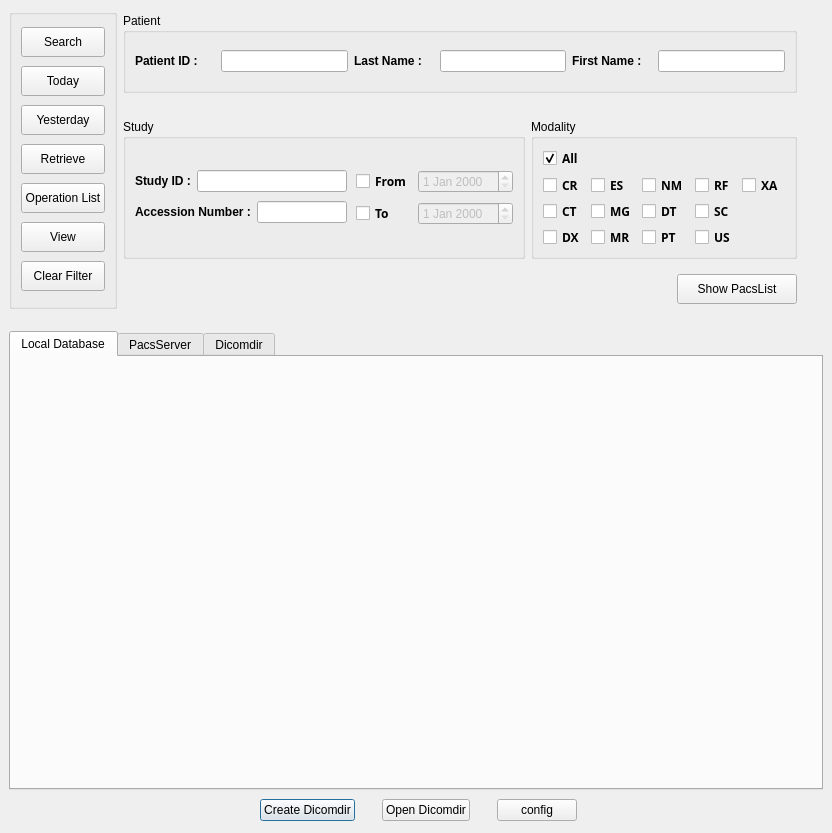
Qt form starviewer/src/interface/queryscreenbase.ui (starviewer-medical/starviewer) before a commit.
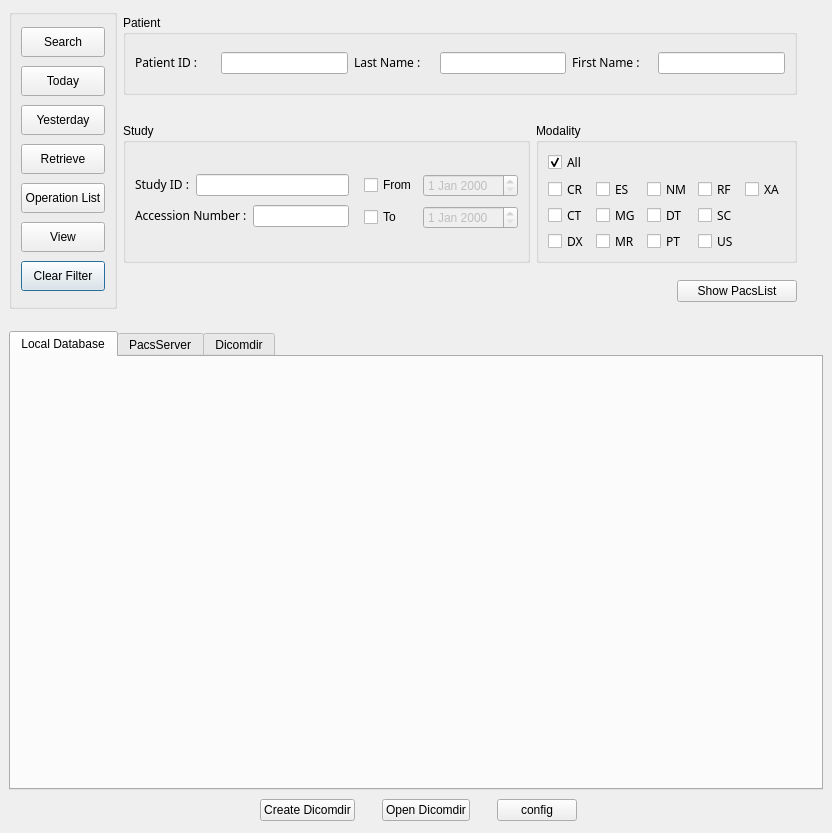
The same form after that commit. Custom widgets are drawn as their Qt base class.

Commit message: BUG: Corretgits errors dls layouts de QConfigurationScreenBase i QueryScreenBase

Diff of the .ui file:
```diff
--- a/starviewer/src/interface/queryscreenbase.ui
+++ b/starviewer/src/interface/queryscreenbase.ui
@@ -37,117 +37,6 @@
     <number>6</number>
    </property>
    <item row="3" column="0" >
-    <layout class="QHBoxLayout" >
-     <property name="margin" >
-      <number>0</number>
-     </property>
-     <property name="spacing" >
-      <number>6</number>
-     </property>
-     <item>
-      <spacer>
-       <property name="orientation" >
-        <enum>Qt::Horizontal</enum>
-       </property>
-       <property name="sizeType" >
-        <enum>QSizePolicy::Expanding</enum>
-       </property>
-       <property name="sizeHint" >
-        <size>
-         <width>251</width>
-         <height>28</height>
-        </size>
-       </property>
-      </spacer>
-     </item>
-     <item>
-      <widget class="QPushButton" name="m_buttonCreateDicomdir" >
-       <property name="text" >
-        <string>Create Dicomdir</string>
-       </property>
-      </widget>
-     </item>
-     <item>
-      <spacer>
-       <property name="orientation" >
-        <enum>Qt::Horizontal</enum>
-       </property>
-       <property name="sizeType" >
-        <enum>QSizePolicy::Fixed</enum>
-       </property>
-       <property name="sizeHint" >
-        <size>
-         <width>21</width>
-         <height>28</height>
-        </size>
-       </property>
-      </spacer>
-     </item>
-     <item>
-      <widget class="QPushButton" name="m_buttonOpenDicomdir" >
-       <property name="text" >
-        <string>Open Dicomdir</string>
-       </property>
-      </widget>
-     </item>
-     <item>
-      <spacer>
-       <property name="orientation" >
-        <enum>Qt::Horizontal</enum>
-       </property>
-       <property name="sizeType" >
-        <enum>QSizePolicy::Fixed</enum>
-       </property>
-       <property name="sizeHint" >
-        <size>
-         <width>21</width>
-         <height>28</height>
-        </size>
-       </property>
-      </spacer>
-     </item>
-     <item>
-      <widget class="QPushButton" name="m_buttonConfig" >
-       <property name="text" >
-        <string>config</string>
-       </property>
-      </widget>
-     </item>
-     <item>
-      <spacer>
-       <property name="orientation" >
-        <enum>Qt::Horizontal</enum>
-       </property>
-       <property name="sizeType" >
-        <enum>QSizePolicy::Expanding</enum>
-       </property>
-       <property name="sizeHint" >
-        <size>
-         <width>211</width>
-         <height>28</height>
-        </size>
-       </property>
-      </spacer>
-     </item>
-    </layout>
-   </item>
-   <item row="1" column="0" >
-    <spacer>
-     <property name="orientation" >
-      <enum>Qt::Vertical</enum>
-     </property>
-     <property name="sizeType" >
-      <enum>QSizePolicy::Fixed</enum>
-     </property>
-     <property name="sizeHint" >
-      <size>
-       <width>814</width>
-       <height>16</height>
-      </size>
-     </property>
-    </spacer>
-   </item>
-   <item row="2" column="0" >
     <widget class="QTabWidget" name="m_tab" >
      <property name="enabled" >
       <bool>true</bool>
@@ -566,8 +455,19 @@
                   <height>0</height>
                  </size>
                 </property>
+                <property name="font" >
+                 <font>
+                  <family>Sans Serif</family>
+                  <pointsize>9</pointsize>
+                  <weight>50</weight>
+                  <italic>false</italic>
+                  <bold>false</bold>
+                  <underline>false</underline>
+                  <strikeout>false</strikeout>
+                 </font>
+                </property>
                 <property name="text" >
-                 <string>&lt;b>Patient ID :&lt;/b></string>
+                 <string>&lt;html>&lt;head>&lt;meta name="qrichtext" content="1" />&lt;/head>&lt;body style=" white-space: pre-wrap; font-family:Sans Serif; font-size:9pt; font-weight:400; font-style:normal; text-decoration:none;">&lt;p style=" margin-top:0px; margin-bottom:0px; margin-left:0px; margin-right:0px; -qt-block-indent:0; text-indent:0px;">Patient ID :&lt;/p>&lt;/body>&lt;/html></string>
                 </property>
                </widget>
               </item>
@@ -590,7 +490,7 @@
                  </size>
                 </property>
                 <property name="text" >
-                 <string>&lt;b>Last Name :&lt;/b></string>
+                 <string>&lt;html>&lt;head>&lt;meta name="qrichtext" content="1" />&lt;/head>&lt;body style=" white-space: pre-wrap; font-family:Sans Serif; font-size:9pt; font-weight:400; font-style:normal; text-decoration:none;">&lt;p style=" margin-top:0px; margin-bottom:0px; margin-left:0px; margin-right:0px; -qt-block-indent:0; text-indent:0px;">Last Name :&lt;/p>&lt;/body>&lt;/html></string>
                 </property>
                </widget>
               </item>
@@ -613,7 +513,7 @@
                  </size>
                 </property>
                 <property name="text" >
-                 <string>&lt;b>First Name :&lt;/b></string>
+                 <string>&lt;html>&lt;head>&lt;meta name="qrichtext" content="1" />&lt;/head>&lt;body style=" white-space: pre-wrap; font-family:Sans Serif; font-size:9pt; font-weight:400; font-style:normal; text-decoration:none;">&lt;p style=" margin-top:0px; margin-bottom:0px; margin-left:0px; margin-right:0px; -qt-block-indent:0; text-indent:0px;">First Name :&lt;/p>&lt;/body>&lt;/html></string>
                 </property>
                </widget>
               </item>
@@ -700,17 +600,6 @@
                 </property>
                 <item row="0" column="0" >
                  <widget class="QCheckBox" name="m_checkFrom" >
-                  <property name="font" >
-                   <font>
-                    <family>Sans Serif</family>
-                    <pointsize>9</pointsize>
-                    <weight>75</weight>
-                    <italic>false</italic>
-                    <bold>true</bold>
-                    <underline>false</underline>
-                    <strikeout>false</strikeout>
-                   </font>
-                  </property>
                   <property name="text" >
                    <string>From</string>
                   </property>
@@ -750,17 +639,6 @@
                 </item>
                 <item row="1" column="0" >
                  <widget class="QCheckBox" name="m_checkTo" >
-                  <property name="font" >
-                   <font>
-                    <family>Sans Serif</family>
-                    <pointsize>9</pointsize>
-                    <weight>75</weight>
-                    <italic>false</italic>
-                    <bold>true</bold>
-                    <underline>false</underline>
-                    <strikeout>false</strikeout>
-                   </font>
-                  </property>
                   <property name="text" >
                    <string>To</string>
                   </property>
@@ -779,7 +657,7 @@
                 <item row="0" column="0" >
                  <widget class="QLabel" name="textLabel5_3" >
                   <property name="text" >
-                   <string>&lt;b>Study ID :&lt;/b></string>
+                   <string>&lt;html>&lt;head>&lt;meta name="qrichtext" content="1" />&lt;/head>&lt;body style=" white-space: pre-wrap; font-family:Sans Serif; font-size:9pt; font-weight:400; font-style:normal; text-decoration:none;">&lt;p style=" margin-top:0px; margin-bottom:0px; margin-left:0px; margin-right:0px; -qt-block-indent:0; text-indent:0px;">Study ID :&lt;/p>&lt;/body>&lt;/html></string>
                   </property>
                  </widget>
                 </item>
@@ -796,7 +674,7 @@
                 <item row="1" column="0" colspan="2" >
                  <widget class="QLabel" name="textLabel6_3" >
                   <property name="text" >
-                   <string>&lt;b>Accession Number :&lt;/b></string>
+                   <string>&lt;html>&lt;head>&lt;meta name="qrichtext" content="1" />&lt;/head>&lt;body style=" white-space: pre-wrap; font-family:Sans Serif; font-size:9pt; font-weight:400; font-style:normal; text-decoration:none;">&lt;p style=" margin-top:0px; margin-bottom:0px; margin-left:0px; margin-right:0px; -qt-block-indent:0; text-indent:0px;">Accession Number :&lt;/p>&lt;/body>&lt;/html></string>
                   </property>
                  </widget>
                 </item>
@@ -847,9 +725,9 @@
                    <font>
                     <family>Sans Serif</family>
                     <pointsize>9</pointsize>
-                    <weight>75</weight>
+                    <weight>50</weight>
                     <italic>false</italic>
-                    <bold>true</bold>
+                    <bold>false</bold>
                     <underline>false</underline>
                     <strikeout>false</strikeout>
                    </font>
@@ -868,9 +746,9 @@
                    <font>
                     <family>Sans Serif</family>
                     <pointsize>9</pointsize>
-                    <weight>75</weight>
+                    <weight>50</weight>
                     <italic>false</italic>
-                    <bold>true</bold>
+                    <bold>false</bold>
                     <underline>false</underline>
                     <strikeout>false</strikeout>
                    </font>
@@ -889,9 +767,9 @@
                    <font>
                     <family>Sans Serif</family>
                     <pointsize>9</pointsize>
-                    <weight>75</weight>
+                    <weight>50</weight>
                     <italic>false</italic>
-                    <bold>true</bold>
+                    <bold>false</bold>
                     <underline>false</underline>
                     <strikeout>false</strikeout>
                    </font>
@@ -913,9 +791,9 @@
                    <font>
                     <family>Sans Serif</family>
                     <pointsize>9</pointsize>
-                    <weight>75</weight>
+                    <weight>50</weight>
                     <italic>false</italic>
-                    <bold>true</bold>
+                    <bold>false</bold>
                     <underline>false</underline>
                     <strikeout>false</strikeout>
                    </font>
@@ -931,9 +809,9 @@
                    <font>
                     <family>Sans Serif</family>
                     <pointsize>9</pointsize>
-                    <weight>75</weight>
+                    <weight>50</weight>
                     <italic>false</italic>
-                    <bold>true</bold>
+                    <bold>false</bold>
                     <underline>false</underline>
                     <strikeout>false</strikeout>
                    </font>
@@ -955,9 +833,9 @@
                    <font>
                     <family>Sans Serif</family>
                     <pointsize>9</pointsize>
-                    <weight>75</weight>
+                    <weight>50</weight>
                     <italic>false</italic>
-                    <bold>true</bold>
+                    <bold>false</bold>
                     <underline>false</underline>
                     <strikeout>false</strikeout>
                    </font>
@@ -973,9 +851,9 @@
                    <font>
                     <family>Sans Serif</family>
                     <pointsize>9</pointsize>
-                    <weight>75</weight>
+                    <weight>50</weight>
                     <italic>false</italic>
-                    <bold>true</bold>
+                    <bold>false</bold>
                     <underline>false</underline>
                     <strikeout>false</strikeout>
                    </font>
@@ -994,9 +872,9 @@
                    <font>
                     <family>Sans Serif</family>
                     <pointsize>9</pointsize>
-                    <weight>75</weight>
+                    <weight>50</weight>
                     <italic>false</italic>
-                    <bold>true</bold>
+                    <bold>false</bold>
                     <underline>false</underline>
                     <strikeout>false</strikeout>
                    </font>
@@ -1015,9 +893,9 @@
                    <font>
                     <family>Sans Serif</family>
                     <pointsize>9</pointsize>
-                    <weight>75</weight>
+                    <weight>50</weight>
                     <italic>false</italic>
-                    <bold>true</bold>
+                    <bold>false</bold>
                     <underline>false</underline>
                     <strikeout>false</strikeout>
                    </font>
@@ -1036,9 +914,9 @@
                    <font>
                     <family>Sans Serif</family>
                     <pointsize>9</pointsize>
-                    <weight>75</weight>
+                    <weight>50</weight>
                     <italic>false</italic>
-                    <bold>true</bold>
+                    <bold>false</bold>
                     <underline>false</underline>
                     <strikeout>false</strikeout>
                    </font>
@@ -1057,9 +935,9 @@
                    <font>
                     <family>Sans Serif</family>
                     <pointsize>9</pointsize>
-                    <weight>75</weight>
+                    <weight>50</weight>
                     <italic>false</italic>
-                    <bold>true</bold>
+                    <bold>false</bold>
                     <underline>false</underline>
                     <strikeout>false</strikeout>
                    </font>
@@ -1078,9 +956,9 @@
                    <font>
                     <family>Sans Serif</family>
                     <pointsize>9</pointsize>
-                    <weight>75</weight>
+                    <weight>50</weight>
                     <italic>false</italic>
-                    <bold>true</bold>
+                    <bold>false</bold>
                     <underline>false</underline>
                     <strikeout>false</strikeout>
                    </font>
@@ -1096,9 +974,9 @@
                    <font>
                     <family>Sans Serif</family>
                     <pointsize>9</pointsize>
-                    <weight>75</weight>
+                    <weight>50</weight>
                     <italic>false</italic>
-                    <bold>true</bold>
+                    <bold>false</bold>
                     <underline>false</underline>
                     <strikeout>false</strikeout>
                    </font>
@@ -1114,9 +992,9 @@
                    <font>
                     <family>Sans Serif</family>
                     <pointsize>9</pointsize>
-                    <weight>75</weight>
+                    <weight>50</weight>
                     <italic>false</italic>
-                    <bold>true</bold>
+                    <bold>false</bold>
                     <underline>false</underline>
                     <strikeout>false</strikeout>
                    </font>
@@ -1181,6 +1059,14 @@
              <property name="enabled" >
               <bool>true</bool>
              </property>
+             <property name="sizePolicy" >
+              <sizepolicy>
+               <hsizetype>1</hsizetype>
+               <vsizetype>0</vsizetype>
+               <horstretch>0</horstretch>
+               <verstretch>0</verstretch>
+              </sizepolicy>
+             </property>
              <property name="minimumSize" >
               <size>
                <width>120</width>
@@ -1189,8 +1075,8 @@
              </property>
              <property name="maximumSize" >
               <size>
-               <width>100</width>
-               <height>30</height>
+               <width>16777215</width>
+               <height>16777215</height>
               </size>
              </property>
              <property name="text" >
@@ -1216,6 +1102,117 @@
      </item>
     </layout>
    </item>
+   <item row="1" column="0" >
+    <spacer>
+     <property name="orientation" >
+      <enum>Qt::Vertical</enum>
+     </property>
+     <property name="sizeType" >
+      <enum>QSizePolicy::Fixed</enum>
+     </property>
+     <property name="sizeHint" >
+      <size>
+       <width>814</width>
+       <height>16</height>
+      </size>
+     </property>
+    </spacer>
+   </item>
+   <item row="4" column="0" >
+    <layout class="QHBoxLayout" >
+     <property name="margin" >
+      <number>0</number>
+     </property>
+     <property name="spacing" >
+      <number>6</number>
+     </property>
+     <item>
+      <spacer>
+       <property name="orientation" >
+        <enum>Qt::Horizontal</enum>
+       </property>
+       <property name="sizeType" >
+        <enum>QSizePolicy::Expanding</enum>
+       </property>
+       <property name="sizeHint" >
+        <size>
+         <width>251</width>
+         <height>28</height>
+        </size>
+       </property>
+      </spacer>
+     </item>
+     <item>
+      <widget class="QPushButton" name="m_buttonCreateDicomdir" >
+       <property name="text" >
+        <string>Create Dicomdir</string>
+       </property>
+      </widget>
+     </item>
+     <item>
+      <spacer>
+       <property name="orientation" >
+        <enum>Qt::Horizontal</enum>
+       </property>
+       <property name="sizeType" >
+        <enum>QSizePolicy::Fixed</enum>
+       </property>
+       <property name="sizeHint" >
+        <size>
+         <width>21</width>
+         <height>28</height>
+        </size>
+       </property>
+      </spacer>
+     </item>
+     <item>
+      <widget class="QPushButton" name="m_buttonOpenDicomdir" >
+       <property name="text" >
+        <string>Open Dicomdir</string>
+       </property>
+      </widget>
+     </item>
+     <item>
+      <spacer>
+       <property name="orientation" >
+        <enum>Qt::Horizontal</enum>
+       </property>
+       <property name="sizeType" >
+        <enum>QSizePolicy::Fixed</enum>
+       </property>
+       <property name="sizeHint" >
+        <size>
+         <width>21</width>
+         <height>28</height>
+        </size>
+       </property>
+      </spacer>
+     </item>
+     <item>
+      <widget class="QPushButton" name="m_buttonConfig" >
+       <property name="text" >
+        <string>config</string>
+       </property>
+      </widget>
+     </item>
+     <item>
+      <spacer>
+       <property name="orientation" >
+        <enum>Qt::Horizontal</enum>
+       </property>
+       <property name="sizeType" >
+        <enum>QSizePolicy::Expanding</enum>
+       </property>
+       <property name="sizeHint" >
+        <size>
+         <width>211</width>
+         <height>28</height>
+        </size>
+       </property>
+      </spacer>
+     </item>
+    </layout>
+   </item>
   </layout>
  </widget>
  <layoutdefault spacing="6" margin="11" />
```
The commit also changes 1 other file.
